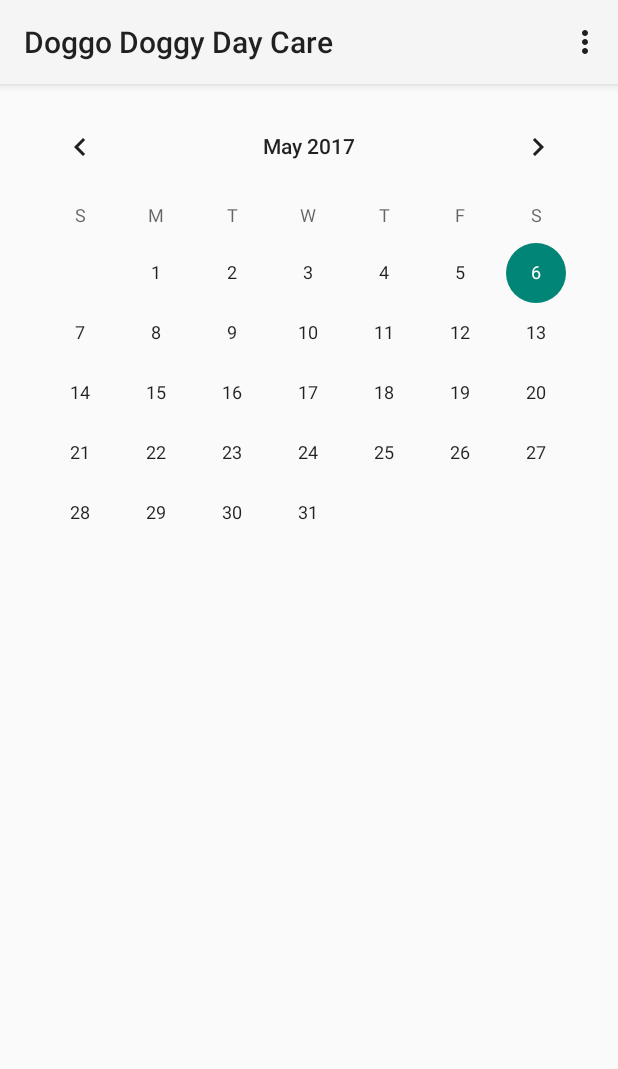
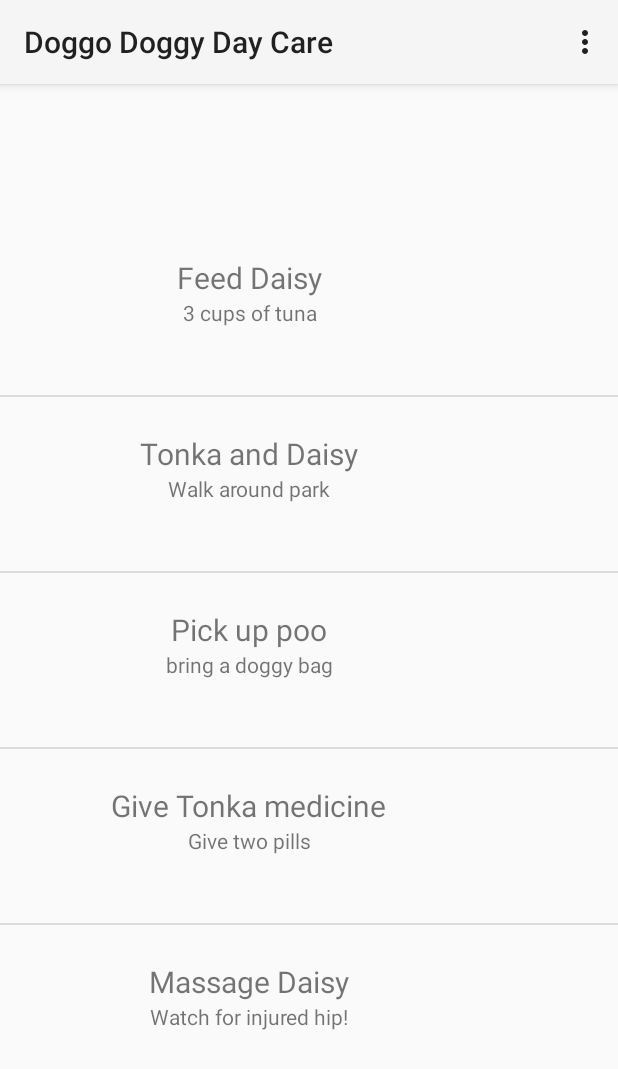
Before and after one commit to Meghankh/DoggoDaycare, an Android app: the fragment MyStepsFragment placed in its activity, on a phone screen of 412 x 824 dp. Shown: the top 1069 px of the screen. Run offline under Robolectric (Android 15) with nearby library versions, the phone set to English and light mode, and no system bars; 1 statement that could not run was skipped.

Commit message:
added todolist

```diff
--- /dev/null
+++ b/app/src/main/java/com/doggo/doggydaycare/data/TodoItem.java
@@ -0,0 +1,37 @@
+package com.doggo.doggydaycare.data;
+
+/**
+ * Created by Meghankh on 5/5/17.
+ */
+
+public class TodoItem
+{
+    private String subject;
+    private String message;
+
+    public TodoItem(String subject, String message)
+    {
+        this.subject = subject;
+        this.message = message;
+    }
+
+    public String getSubject()
+    {
+        return subject;
+    }
+
+    public void setSubject(String subject)
+    {
+        this.subject = subject;
+    }
+
+    public String getMessage()
+    {
+        return message;
+    }
+
+    public void setMessage(String message)
+    {
+        this.message = message;
+    }
+}
--- a/app/src/main/java/com/doggo/doggydaycare/fragments/MyStepsFragment.java
+++ b/app/src/main/java/com/doggo/doggydaycare/fragments/MyStepsFragment.java
@@ -1,19 +1,30 @@
 package com.doggo.doggydaycare.fragments;
 
+import android.content.Context;
+import android.content.SharedPreferences;
 import android.os.Bundle;
+import android.preference.PreferenceManager;
+import android.support.annotation.Nullable;
 import android.support.v4.app.Fragment;
 import android.util.Log;
 import android.view.LayoutInflater;
 import android.view.View;
 import android.view.ViewGroup;
-import android.widget.CalendarView;
+import android.widget.ArrayAdapter;
+import android.widget.ListView;
+import android.widget.TextView;
 
 import com.doggo.doggydaycare.R;
+import com.doggo.doggydaycare.data.TodoItem;
+
+import java.util.ArrayList;
 
 public class MyStepsFragment extends Fragment
 {
     public static final String TAG_MY_STEPS_FRAGMENT = "my_info_fragment";
-    private CalendarView myCalender;
+    private ArrayList<TodoItem> todolist;
+    private ListView doList;
+    private TodoArrayAdapter todoListAdapter;
 
     public MyStepsFragment()
     {
@@ -25,16 +36,62 @@ public class MyStepsFragment extends Fragment
         return new MyStepsFragment();
     }
 
+    private class TodoArrayAdapter extends ArrayAdapter<TodoItem>
+    {
+        private final Context context;
+        private final ArrayList<TodoItem> todo_list;
+        private int id;
+
+        public TodoArrayAdapter(Context context, int id , ArrayList input_list)
+        {
+            super(context, id, input_list);
+            this.context = context;
+            this.todo_list = input_list;
+            this.id = id;
+        }
+
+        @Override
+        public View getView(int position, View convertView, ViewGroup parent)
+        {
+            LayoutInflater inflater = (LayoutInflater) context
+                    .getSystemService(Context.LAYOUT_INFLATER_SERVICE);
+            View rowView = inflater.inflate(R.layout.team_list_view_item, parent, false);
+
+            TextView message = (TextView) rowView.findViewById(R.id.message);
+            TextView subject = (TextView) rowView.findViewById(R.id.subject);
+
+            subject.setText(todo_list.get(position).getSubject() + "");
+            message.setText(todo_list.get(position).getMessage() + "");
+
+            return rowView;
+        }
+    }
+
     @Override
     public View onCreateView(LayoutInflater inflater, ViewGroup container,
                              Bundle savedInstanceState)
     {
+        Log.d("doggo", "create");
+        return inflater.inflate(R.layout.fragment_mysteps, container, false);
+    }
+
+    @Override
+    public void onViewCreated(View view, @Nullable Bundle savedInstanceState)
+    {
         // Inflate the layout for this fragment
-        Log.d("doggo:", "Messages Fragment ON_CREATE_VIEW()");
-        View view = inflater.inflate(R.layout.fragment_mysteps, container, false);
 
-        myCalender = (CalendarView) view.findViewById(R.id.calendarView);
+        SharedPreferences prefs = PreferenceManager.getDefaultSharedPreferences(getActivity().getApplicationContext());
 
-        return view;
+        todolist = new ArrayList<TodoItem>();
+
+        todolist.add(new TodoItem("Feed Daisy", "3 cups of tuna"));
+        todolist.add(new TodoItem("Tonka and Daisy", "Walk around park"));
+        todolist.add(new TodoItem("Pick up poo", "bring a doggy bag"));
+        todolist.add(new TodoItem("Give Tonka medicine", "Give two pills"));
+        todolist.add(new TodoItem("Massage Daisy", "Watch for injured hip!"));
+
+        doList = (ListView) view.findViewById(R.id.todo_items);
+        todoListAdapter = new MyStepsFragment.TodoArrayAdapter(getActivity(), R.layout.team_list_view_item, todolist);
+        doList.setAdapter(todoListAdapter);
     }
 }
--- a/app/src/main/java/com/doggo/doggydaycare/fragments/TeamFragment.java
+++ b/app/src/main/java/com/doggo/doggydaycare/fragments/TeamFragment.java
@@ -64,7 +64,7 @@ public class TeamFragment extends Fragment
             TextView gender = (TextView) rowView.findViewById(R.id.gender);
             TextView weight = (TextView) rowView.findViewById(R.id.weight);
 
-            name.setText(members.get(position).getName()+"'s steps");
+            name.setText(members.get(position).getName()+"");
             age.setText(members.get(position).getAge()+" years");
             gender.setText(members.get(position).getGender()+"");
             weight.setText(members.get(position).getWeight()+" lbs");
--- a/app/src/main/res/layout-land/fragment_home.xml
+++ b/app/src/main/res/layout-land/fragment_home.xml
@@ -5,7 +5,7 @@
     xmlns:tools="http://schemas.android.com/tools"
     android:layout_width="match_parent"
     android:layout_height="match_parent"
-    android:background="@drawable/background">
+    android:background="@drawable/main_landscape">
 
     <android.support.v7.widget.AppCompatImageView
         android:layout_width="103dp"
--- a/app/src/main/res/layout/fragment_mysteps.xml
+++ b/app/src/main/res/layout/fragment_mysteps.xml
@@ -6,20 +6,13 @@
     android:layout_width="match_parent"
     android:layout_height="match_parent">
 
-    <!-- TODO: Update blank fragment layout -->
-    <CalendarView
-        android:id="@+id/calendarView"
-        android:layout_width="0dp"
-        android:layout_height="0dp"
-        android:layout_marginBottom="8dp"
-        android:layout_marginLeft="8dp"
-        android:layout_marginRight="8dp"
-        android:layout_marginTop="8dp"
-        app:layout_constraintBottom_toBottomOf="parent"
+    <ListView
+        android:layout_width="wrap_content"
+        android:layout_height="wrap_content"
+        android:id="@+id/todo_items"
         app:layout_constraintLeft_toLeftOf="parent"
         app:layout_constraintRight_toRightOf="parent"
         app:layout_constraintTop_toTopOf="parent"
-        android:layout_marginStart="8dp"
-        android:layout_marginEnd="8dp" />
+        app:layout_constraintBottom_toBottomOf="parent" />
 
 </android.support.constraint.ConstraintLayout>
--- a/app/src/main/res/layout/team_list_view_item.xml
+++ b/app/src/main/res/layout/team_list_view_item.xml
@@ -1,70 +1,48 @@
+<?xml version="1.0" encoding="utf-8"?>
 <android.support.constraint.ConstraintLayout
     xmlns:android="http://schemas.android.com/apk/res/android"
     xmlns:app="http://schemas.android.com/apk/res-auto"
     xmlns:tools="http://schemas.android.com/tools"
     android:layout_width="match_parent"
-    android:layout_height="match_parent" >
+    android:layout_height="match_parent">
 
     <android.support.constraint.ConstraintLayout
-        android:layout_height="wrap_content"
+        android:layout_width="300dp"
+        android:layout_height="100dp"
+        android:layout_marginStart="16dp"
+        android:layout_marginEnd="8dp"
+        android:layout_marginTop="16dp"
         app:layout_constraintTop_toTopOf="parent"
-        app:layout_constraintRight_toRightOf="parent"
+        android:layout_marginLeft="8dp"
         app:layout_constraintLeft_toLeftOf="parent"
-        android:layout_marginStart="8dp"
-        android:layout_marginLeft="8dp"
-        android:layout_marginEnd="8dp"
         android:layout_marginRight="8dp"
-        android:layout_width="0dp"
-        android:layout_marginTop="0dp"
-        app:layout_constraintHorizontal_bias="0.0">
-
-        <ProgressBar
-            style="?android:attr/progressBarStyleHorizontal"
-            android:layout_height="wrap_content"
-            android:id="@+id/overallBar"
-
-            android:layout_width="300dp"
-            app:layout_constraintLeft_toLeftOf="parent"
-            app:layout_constraintRight_toRightOf="parent"
-            android:layout_marginTop="8dp"
-            app:layout_constraintTop_toBottomOf="@+id/todayPercentage" />
+        app:layout_constraintRight_toRightOf="parent">
 
         <TextView
             android:text="TextView"
             android:layout_width="wrap_content"
             android:layout_height="wrap_content"
-            android:id="@+id/overallPercentage"
-            app:layout_constraintTop_toBottomOf="@+id/overallBar"
-            app:layout_constraintRight_toRightOf="parent"
-            app:layout_constraintLeft_toLeftOf="parent" />
-
-        <ProgressBar
-
-            style="?android:attr/progressBarStyleHorizontal"
-            android:layout_height="wrap_content"
-            android:id="@+id/todayBar"
-            android:layout_width="300dp"
+            android:id="@+id/subject"
+            android:textSize="20sp"
             app:layout_constraintLeft_toLeftOf="parent"
-            app:layout_constraintRight_toRightOf="parent"
-            app:layout_constraintTop_toBottomOf="@+id/teamName" />
-        <TextView
-            android:text="TextView"
-            android:layout_width="wrap_content"
-            android:layout_height="wrap_content"
-            android:id="@+id/todayPercentage"
-            app:layout_constraintTop_toBottomOf="@+id/todayBar"
-            app:layout_constraintLeft_toLeftOf="parent"
+            android:layout_marginLeft="8dp"
+            app:layout_constraintTop_toTopOf="parent"
+            android:layout_marginTop="8dp"
+            android:layout_marginRight="8dp"
             app:layout_constraintRight_toRightOf="parent" />
 
         <TextView
             android:text="TextView"
             android:layout_width="wrap_content"
             android:layout_height="wrap_content"
-            android:id="@+id/teamName"
-            android:textAppearance="@android:style/TextAppearance.Holo.Large"
-            app:layout_constraintTop_toTopOf="parent"
-            app:layout_constraintLeft_toLeftOf="parent"
-            app:layout_constraintRight_toRightOf="parent" />
+            android:id="@+id/message"
+            android:layout_marginRight="8dp"
+            app:layout_constraintRight_toRightOf="@+id/subject"
+            android:layout_marginLeft="8dp"
+            app:layout_constraintLeft_toLeftOf="@+id/subject"
+            android:layout_marginTop="0dp"
+            app:layout_constraintTop_toBottomOf="@+id/subject" />
+
 
     </android.support.constraint.ConstraintLayout>
 
--- a/app/src/main/res/menu/main.xml
+++ b/app/src/main/res/menu/main.xml
@@ -2,18 +2,6 @@
 <menu
     xmlns:android="http://schemas.android.com/apk/res/android"
     xmlns:app="http://schemas.android.com/apk/res-auto">
-
-    <item
-        android:id="@+id/action_settings"
-        android:orderInCategory="100"
-        android:title="@string/message"
-        app:showAsAction="never" />
-
-    <item
-        android:id="@+id/action_message"
-        android:orderInCategory="100"
-        android:title="@string/settings"
-        app:showAsAction="never" />
 
     <item
         android:id="@+id/action_logout"
```
Also changed, not shown: app/src/main/res/drawable/landscape_profile.png (added), app/src/main/res/drawable/main_landscape.png (added).
